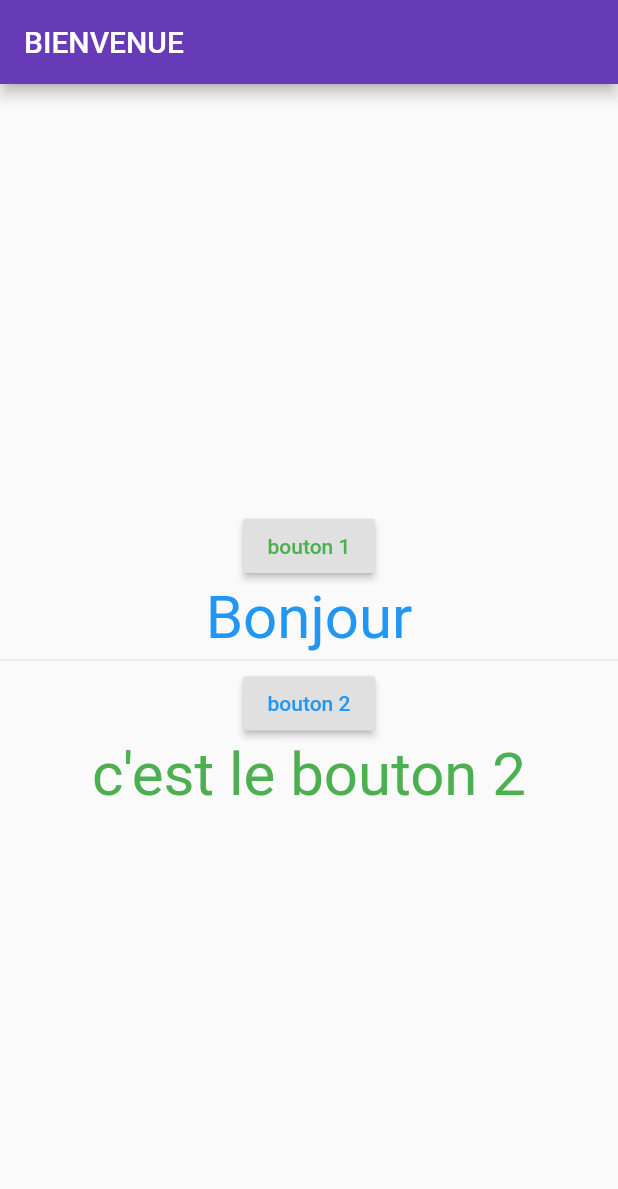
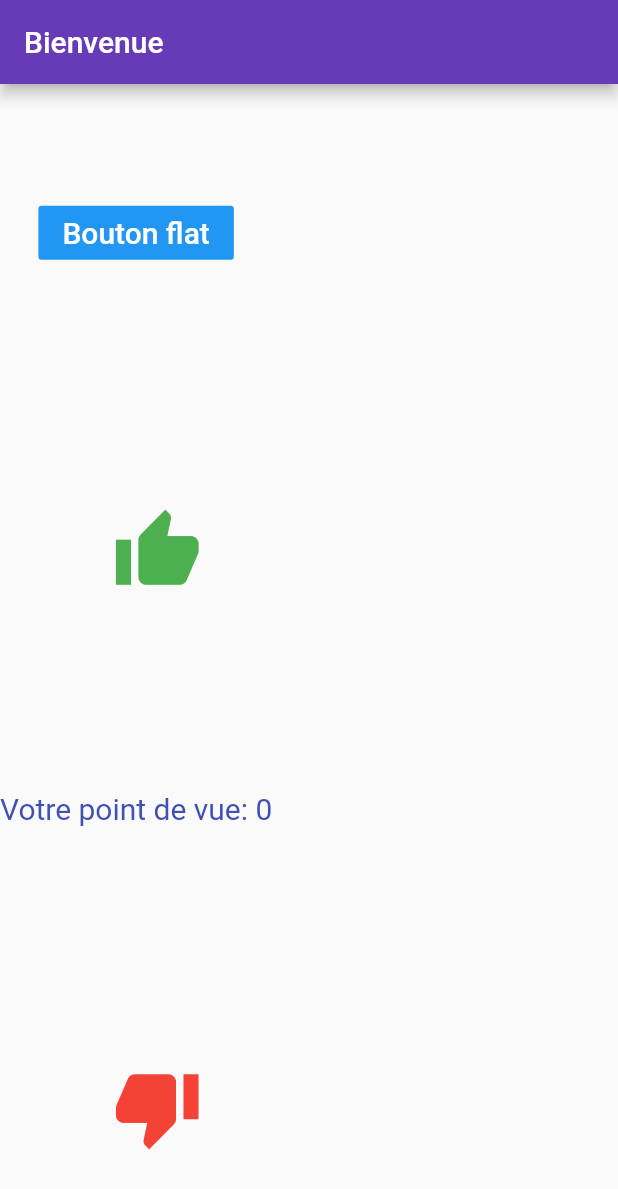
Before and after one commit to JamelChatti/NewProject, a Flutter app: the screen it shows after launch, on a phone screen of 412 x 824 dp. Shown: the top 1189 px of the screen. Run offline on Flutter 3.47's test engine with Material 2 defaults, Android fonts, the phone set to English and light mode, and no system bars.

Commit message:
Raisedbutton

```diff
--- a/lib/main.dart
+++ b/lib/main.dart
@@ -22,54 +22,55 @@ class GestionFacture extends StatefulWidget {
 }
 
 class _GestionFactureState extends State<GestionFacture> {
-String value = 'Bonjour';
-String value1 = 'c\'est le bouton 2';
-  var info = 'RaisedButton';
+  int note = 0;
+
 @override
-  void initState() {
-    // TODO: implement initState
-    super.initState();
-    info= 'BIENVENUE';
-  }
-  void onclick(){
-  setState(() {
-    value = 'Tuto RaisedButton';
-  });
-  }
-
-void onclick2(String value2){
-  setState(() {
-    value1 = value2;
-  });
-}
 
   @override
   Widget build(BuildContext context) {
     return Scaffold(
       appBar: AppBar(
-        title: Text(info),
+        title: Text('Bienvenue'),
       ),
       body:  Column(
-        mainAxisAlignment: MainAxisAlignment.center,
+        mainAxisAlignment: MainAxisAlignment.spaceAround,
       children: <Widget> [
-        RaisedButton(
-          child: Text('bouton 1', style: TextStyle(color: Colors.green),
-          ),
-          onPressed:() => onclick(),
+        FlatButton(
+          onPressed: (){
+            debugPrint('---Bouton flat ok-----');
+              },
+          child: Text('Bouton flat', style: TextStyle(color: Colors.white, fontSize: 20,),),
+          color: Colors.blue,
         ),
-        Text(value, style: TextStyle(color: Colors.blue, fontSize: 40,),
+
+        IconButton(
+          icon: Icon(Icons.thumb_up, color: Colors.green, size: 60,),
+          tooltip: 'j\'aime',
+          onPressed: (){
+            setState(() {
+
+            });
+            note+=1;
+          },
+        ),
+
+
+        Text('Votre point de vue: $note', style: TextStyle(color: Colors.indigo, fontSize: 20,),
 
         ),
-        Divider(height: 10,),
 
-        RaisedButton(
-          child: Text('bouton 2', style: TextStyle(color: Colors.blue),
-          ),
+
+        IconButton(
+          icon: Icon(Icons.thumb_down, color: Colors.red, size: 60,),
+          tooltip: 'je n\'aime pas',
           onPressed: (){
-            onclick2('Tuto pour les debutants');
+            setState(() {
+
+            });
+            note-=1;
           },
         ),
-         Text(value1, style: TextStyle(color: Colors.green, fontSize: 40,),)
+
 
       ],
       ),
```
